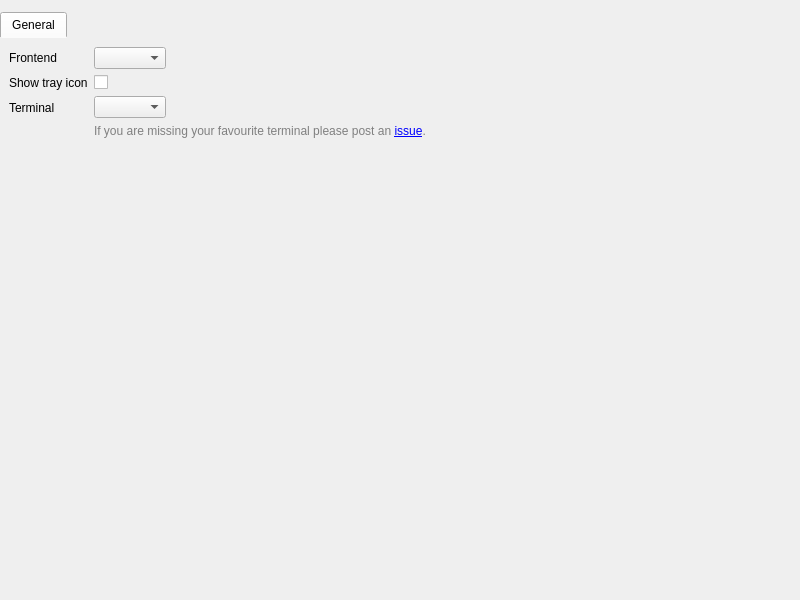
Old version of the form src/settings/settingswindow.ui in the repository albertlauncher/albert.
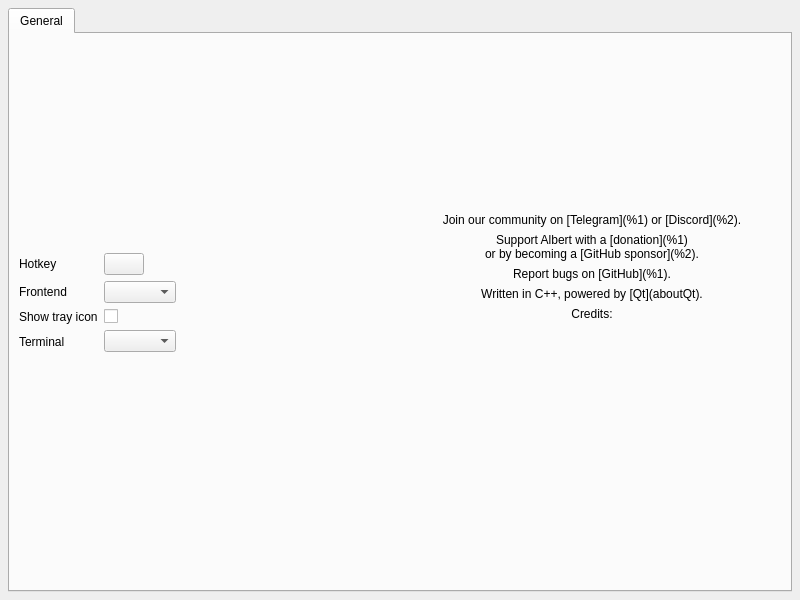
New version of the form. Icons and pictures are not drawn.

```diff
--- a/src/settings/settingswindow.ui
+++ b/src/settings/settingswindow.ui
@@ -21,22 +21,19 @@
   </property>
   <layout class="QGridLayout" name="gridLayout">
    <property name="leftMargin">
-    <number>0</number>
+    <number>8</number>
    </property>
    <property name="topMargin">
-    <number>12</number>
+    <number>8</number>
    </property>
    <property name="rightMargin">
-    <number>0</number>
+    <number>8</number>
    </property>
    <property name="bottomMargin">
-    <number>0</number>
+    <number>8</number>
    </property>
    <item row="3" column="0">
     <widget class="QTabWidget" name="tabs">
-     <property name="styleSheet">
-      <string notr="true">QTabWidget::pane { border-radius: 0px; }</string>
-     </property>
      <property name="currentIndex">
       <number>0</number>
      </property>
@@ -44,8 +41,28 @@
       <attribute name="title">
        <string>General</string>
       </attribute>
+      <layout class="QHBoxLayout" name="horizontalLayout_2" stretch="1,1">
+       <item>
+        <layout class="QVBoxLayout" name="verticalLayout_2" stretch="1,0,1">
+         <item>
+          <spacer name="verticalSpacer_3">
+           <property name="orientation">
+            <enum>Qt::Vertical</enum>
+           </property>
+           <property name="sizeHint" stdset="0">
+            <size>
+             <width>0</width>
+             <height>0</height>
+            </size>
+           </property>
+          </spacer>
+         </item>
+         <item>
       <layout class="QFormLayout" name="formLayout_general">
-       <item row="0" column="0">
+           <property name="formAlignment">
+            <set>Qt::AlignCenter</set>
+           </property>
+           <item row="1" column="0">
         <widget class="QLabel" name="label_frontend">
          <property name="text">
           <string>Frontend</string>
@@ -55,7 +72,7 @@
          </property>
         </widget>
        </item>
-       <item row="0" column="1">
+           <item row="1" column="1">
         <widget class="QComboBox" name="comboBox_frontend">
          <property name="sizePolicy">
           <sizepolicy hsizetype="Maximum" vsizetype="Fixed">
@@ -68,7 +85,7 @@
          </property>
         </widget>
        </item>
-       <item row="1" column="0">
+           <item row="2" column="0">
         <widget class="QLabel" name="label_show_tray">
          <property name="text">
           <string>Show tray icon</string>
@@ -78,7 +95,7 @@
          </property>
         </widget>
        </item>
-       <item row="1" column="1">
+           <item row="2" column="1">
         <widget class="QCheckBox" name="checkBox_showTray">
          <property name="sizePolicy">
           <sizepolicy hsizetype="Fixed" vsizetype="Fixed">
@@ -94,7 +111,7 @@
          </property>
         </widget>
        </item>
-       <item row="2" column="0">
+           <item row="3" column="0">
         <widget class="QLabel" name="label_term">
          <property name="text">
           <string>Terminal</string>
@@ -104,7 +121,7 @@
          </property>
         </widget>
        </item>
-       <item row="2" column="1">
+           <item row="3" column="1">
         <layout class="QVBoxLayout" name="verticalLayout_3">
          <item>
           <widget class="QComboBox" name="comboBox_term">
@@ -120,14 +137,233 @@
           </widget>
          </item>
          <item>
-          <widget class="QLabel" name="label_5">
+              <widget class="QLabel" name="label_reportMissing">
+               <property name="openExternalLinks">
+                <bool>true</bool>
+               </property>
+              </widget>
+             </item>
+            </layout>
+           </item>
+           <item row="0" column="0">
+            <widget class="QLabel" name="label_hotkey">
            <property name="text">
-            <string>&lt;span style=&quot; font-size:9pt; color:#808080;&quot;&gt;If you are missing your favourite terminal please post an &lt;a href=&quot;https://github.com/albertlauncher/albert/issues/new?assignees=ManuelSchneid3r&amp;title=Terminal+[terminal-name]+missing&amp;body=Post+an+xterm+-e+compatible+commandline.&quot;&gt;issue&lt;/a&gt;.&lt;/span&gt;</string>
-           </property>
+              <string>Hotkey</string>
+             </property>
+            </widget>
+           </item>
+           <item row="0" column="1">
+            <widget class="QPushButton" name="pushButton_hotkey">
+             <property name="sizePolicy">
+              <sizepolicy hsizetype="Fixed" vsizetype="Fixed">
+               <horstretch>0</horstretch>
+               <verstretch>0</verstretch>
+              </sizepolicy>
+             </property>
+             <property name="text">
+              <string notr="true"/>
+             </property>
+            </widget>
+           </item>
+          </layout>
+         </item>
+         <item>
+          <spacer name="verticalSpacer_5">
+           <property name="orientation">
+            <enum>Qt::Vertical</enum>
+           </property>
+           <property name="sizeHint" stdset="0">
+            <size>
+             <width>0</width>
+             <height>0</height>
+            </size>
+           </property>
+          </spacer>
+         </item>
+        </layout>
+       </item>
+       <item>
+        <layout class="QVBoxLayout" name="verticalLayout" stretch="2,0,4">
+         <item>
+          <spacer name="verticalSpacer_2">
+           <property name="orientation">
+            <enum>Qt::Vertical</enum>
+           </property>
+           <property name="sizeHint" stdset="0">
+            <size>
+             <width>0</width>
+             <height>0</height>
+            </size>
+           </property>
+          </spacer>
+         </item>
+         <item>
+          <layout class="QVBoxLayout" name="verticalLayout_4">
+           <item>
+            <layout class="QHBoxLayout" name="horizontalLayout">
+             <item>
+              <spacer name="horizontalSpacer_2">
+               <property name="orientation">
+                <enum>Qt::Horizontal</enum>
+               </property>
+               <property name="sizeHint" stdset="0">
+                <size>
+                 <width>0</width>
+                 <height>0</height>
+                </size>
+               </property>
+              </spacer>
+             </item>
+             <item>
+              <widget class="QLabel" name="label">
+               <property name="sizePolicy">
+                <sizepolicy hsizetype="Fixed" vsizetype="Fixed">
+                 <horstretch>0</horstretch>
+                 <verstretch>0</verstretch>
+                </sizepolicy>
+               </property>
+               <property name="maximumSize">
+                <size>
+                 <width>64</width>
+                 <height>64</height>
+                </size>
+               </property>
+               <property name="text">
+                <string/>
+               </property>
+               <property name="pixmap">
+                <pixmap resource="../resources.qrc">:/app_icon</pixmap>
+               </property>
+               <property name="scaledContents">
+                <bool>true</bool>
+               </property>
+              </widget>
+             </item>
+             <item>
+              <spacer name="horizontalSpacer">
+               <property name="orientation">
+                <enum>Qt::Horizontal</enum>
+               </property>
+               <property name="sizeHint" stdset="0">
+                <size>
+                 <width>0</width>
+                 <height>0</height>
+                </size>
+               </property>
+              </spacer>
+             </item>
+            </layout>
+           </item>
+           <item>
+            <widget class="QLabel" name="label_app">
+             <property name="alignment">
+              <set>Qt::AlignCenter</set>
+             </property>
+            </widget>
+           </item>
+           <item>
+            <widget class="QLabel" name="label_community">
+             <property name="text">
+              <string>Join our community on [Telegram](%1) or [Discord](%2).</string>
+             </property>
+             <property name="textFormat">
+              <enum>Qt::MarkdownText</enum>
+             </property>
+             <property name="alignment">
+              <set>Qt::AlignCenter</set>
+             </property>
+             <property name="wordWrap">
+              <bool>true</bool>
+             </property>
            <property name="openExternalLinks">
             <bool>true</bool>
            </property>
           </widget>
+           </item>
+           <item>
+            <widget class="QLabel" name="label_support">
+             <property name="text">
+              <string>Support Albert with a [donation](%1)&lt;br/&gt;or by becoming a [GitHub sponsor](%2).</string>
+             </property>
+             <property name="textFormat">
+              <enum>Qt::MarkdownText</enum>
+             </property>
+             <property name="alignment">
+              <set>Qt::AlignCenter</set>
+             </property>
+             <property name="wordWrap">
+              <bool>true</bool>
+             </property>
+             <property name="openExternalLinks">
+              <bool>true</bool>
+             </property>
+            </widget>
+           </item>
+           <item>
+            <widget class="QLabel" name="label_bugs">
+             <property name="text">
+              <string>Report bugs on [GitHub](%1).</string>
+             </property>
+             <property name="textFormat">
+              <enum>Qt::MarkdownText</enum>
+             </property>
+             <property name="alignment">
+              <set>Qt::AlignCenter</set>
+             </property>
+             <property name="wordWrap">
+              <bool>true</bool>
+             </property>
+             <property name="openExternalLinks">
+              <bool>true</bool>
+             </property>
+            </widget>
+           </item>
+           <item>
+            <widget class="QLabel" name="label_about">
+             <property name="text">
+              <string>Written in C++, powered by [Qt](aboutQt).</string>
+             </property>
+             <property name="textFormat">
+              <enum>Qt::MarkdownText</enum>
+             </property>
+             <property name="alignment">
+              <set>Qt::AlignCenter</set>
+             </property>
+             <property name="wordWrap">
+              <bool>true</bool>
+             </property>
+             <property name="openExternalLinks">
+              <bool>true</bool>
+             </property>
+            </widget>
+           </item>
+           <item>
+            <widget class="QLabel" name="label_credits">
+             <property name="text">
+              <string>Credits:</string>
+             </property>
+             <property name="textFormat">
+              <enum>Qt::RichText</enum>
+             </property>
+             <property name="alignment">
+              <set>Qt::AlignCenter</set>
+             </property>
+            </widget>
+           </item>
+          </layout>
+         </item>
+         <item>
+          <spacer name="verticalSpacer">
+           <property name="orientation">
+            <enum>Qt::Vertical</enum>
+           </property>
+           <property name="sizeHint" stdset="0">
+            <size>
+             <width>0</width>
+             <height>0</height>
+            </size>
+           </property>
+          </spacer>
          </item>
         </layout>
        </item>
```
Left out of the diff: 8 changed lines with no effect on the pictures. Lines whose indentation alone changed are shown as unchanged.
